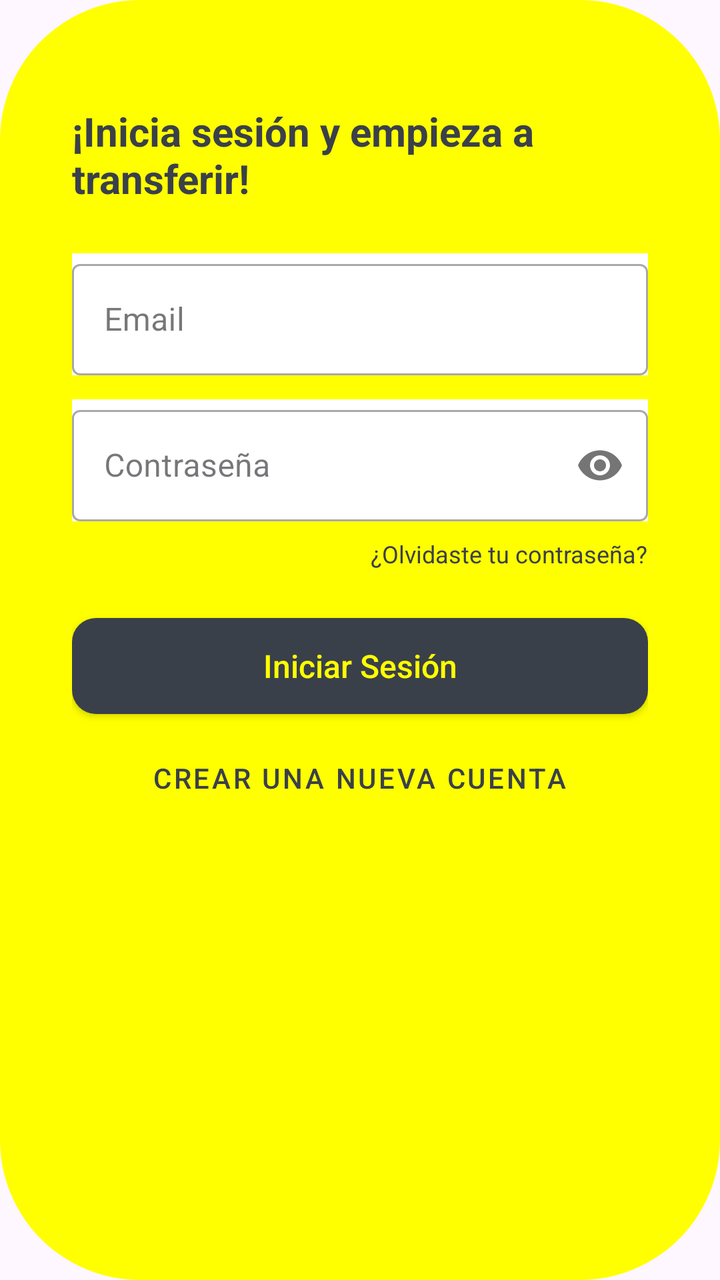
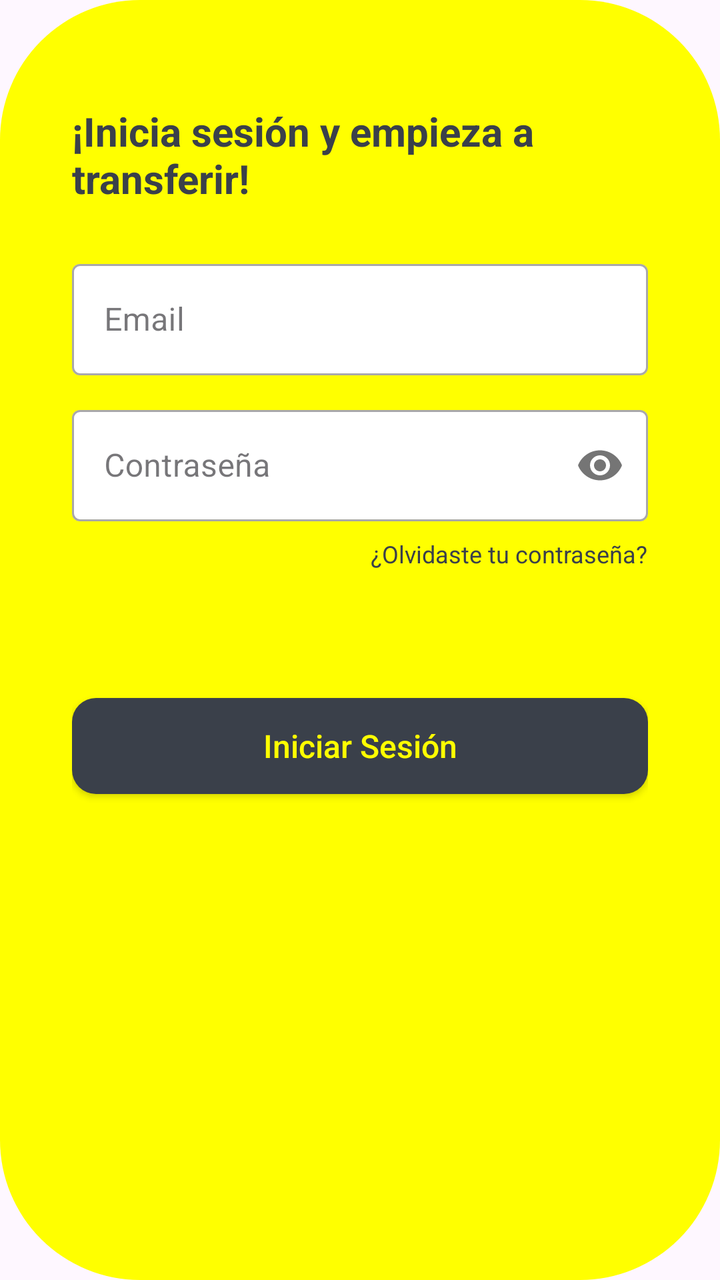

The first picture is an Android layout as it rendered before a commit; the second is the same layout after the commit. The layout source and the unified diff follow.
<!-- AndroidManifest.xml: application theme Theme.AlkeWalletInterface -->
<!-- res/layout/fragment_login.xml -->
<?xml version="1.0" encoding="utf-8"?>
<LinearLayout xmlns:android="http://schemas.android.com/apk/res/android"
    xmlns:app="http://schemas.android.com/apk/res-auto"
    android:layout_width="match_parent"
    android:layout_height="match_parent"
    android:gravity="center_horizontal"
    android:orientation="vertical"
    android:padding="36dp"
    android:background="@drawable/btn_rounded_yellow">

    <TextView
        android:layout_width="wrap_content"
        android:layout_height="wrap_content"
        android:layout_marginTop="16dp"
        android:layout_marginBottom="24dp"
        android:text="¡Inicia sesión y empieza a transferir!"
        android:textColor="#3A404A"
        android:textSize="20sp"
        android:textStyle="bold" />

    
    <com.google.android.material.textfield.TextInputLayout
        style="@style/Widget.MaterialComponents.TextInputLayout.OutlinedBox"
        android:layout_width="match_parent"
        android:layout_height="wrap_content"
        android:background="#FFFFFF"
        android:hint="Email">

        <com.google.android.material.textfield.TextInputEditText
            android:id="@+id/editLoginEmail"
            android:layout_width="match_parent"
            android:layout_height="wrap_content"
            android:inputType="textEmailAddress" />
    </com.google.android.material.textfield.TextInputLayout>

    
    <com.google.android.material.textfield.TextInputLayout
        style="@style/Widget.MaterialComponents.TextInputLayout.OutlinedBox"
        android:layout_width="match_parent"
        android:layout_height="wrap_content"
        android:layout_marginTop="12dp"
        android:background="#FFFFFF"
        android:hint="Contraseña"
        app:passwordToggleEnabled="true">

        <com.google.android.material.textfield.TextInputEditText
            android:id="@+id/editLoginPassword"
            android:layout_width="match_parent"
            android:layout_height="wrap_content"
            android:inputType="textPassword" />
    </com.google.android.material.textfield.TextInputLayout>

    
    <TextView
        android:id="@+id/txtForgotPassword"
        android:layout_width="wrap_content"
        android:layout_height="wrap_content"
        android:layout_gravity="end"
        android:layout_marginTop="8dp"
        android:text="¿Olvidaste tu contraseña?"
        android:textColor="#3A404A"
        android:textSize="12sp" />

    <androidx.appcompat.widget.AppCompatButton
        android:id="@+id/btnLogin"
        android:layout_width="match_parent"
        android:layout_height="wrap_content"
        android:layout_marginTop="24dp"
        android:background="@drawable/btn_rounded_primary"
        android:text="Iniciar Sesión"
        android:textAllCaps="false"
        android:textColor="#FFFF00"
        android:textSize="16sp" />

    
    <Button
        android:id="@+id/btnGoToSignup"
        style="@style/Widget.MaterialComponents.Button.TextButton"
        android:layout_width="wrap_content"
        android:layout_height="wrap_content"
        android:layout_marginTop="8dp"
        android:text="Crear una nueva cuenta"
        android:textColor="#3A404A" />

</LinearLayout>
<!-- resources referenced by this layout -->
<resources>
  <!-- drawable btn_rounded_primary (drawable) -->
  <?xml version="1.0" encoding="utf-8"?>
  <shape xmlns:android="http://schemas.android.com/apk/res/android"
      android:shape="rectangle">
      <solid android:color="#3A404A" /> 
      <corners android:radius="12dp" /> 
  </shape>
  <!-- drawable btn_rounded_yellow (drawable) -->
  <?xml version="1.0" encoding="utf-8"?>
  <shape xmlns:android="http://schemas.android.com/apk/res/android"
      android:shape="rectangle">
      <solid android:color="#FFFF00" />
      <corners android:radius="70dp" />
  </shape>
  <style name="Theme.AlkeWalletInterface" parent="Base.Theme.AlkeWalletInterface" />
  <style name="Base.Theme.AlkeWalletInterface" parent="Theme.Material3.DayNight.NoActionBar">
          
          
      </style>
</resources>

<!-- the commit's change to res/layout/fragment_login.xml (unified diff, before → after) -->
@@ -23,14 +23,19 @@
         style="@style/Widget.MaterialComponents.TextInputLayout.OutlinedBox"
         android:layout_width="match_parent"
         android:layout_height="wrap_content"
-        android:background="#FFFFFF"
+        app:boxBackgroundColor="#FFFFFF"
+        app:boxBackgroundMode="outline"
         android:hint="Email">
 
         <com.google.android.material.textfield.TextInputEditText
-            android:id="@+id/editLoginEmail"
+            android:id="@+id/txtEmail"
             android:layout_width="match_parent"
             android:layout_height="wrap_content"
-            android:inputType="textEmailAddress" />
+            android:inputType="textEmailAddress"
+            android:focusable="true"
+            android:focusableInTouchMode="true"
+            android:clickable="true"
+            android:imeOptions="actionNext" />
     </com.google.android.material.textfield.TextInputLayout>
 
     
@@ -39,18 +44,18 @@
         android:layout_width="match_parent"
         android:layout_height="wrap_content"
         android:layout_marginTop="12dp"
-        android:background="#FFFFFF"
-        android:hint="Contraseña"
-        app:passwordToggleEnabled="true">
+        app:boxBackgroundColor="#FFFFFF"
+        app:boxBackgroundMode="outline"
+        app:passwordToggleEnabled="true"
+        android:hint="Contraseña">
 
         <com.google.android.material.textfield.TextInputEditText
-            android:id="@+id/editLoginPassword"
+            android:id="@+id/txtPassword"
             android:layout_width="match_parent"
             android:layout_height="wrap_content"
             android:inputType="textPassword" />
     </com.google.android.material.textfield.TextInputLayout>
 
-    
     <TextView
         android:id="@+id/txtForgotPassword"
         android:layout_width="wrap_content"
@@ -65,21 +70,11 @@
         android:id="@+id/btnLogin"
         android:layout_width="match_parent"
         android:layout_height="wrap_content"
-        android:layout_marginTop="24dp"
+        android:layout_marginTop="64dp"
         android:background="@drawable/btn_rounded_primary"
         android:text="Iniciar Sesión"
         android:textAllCaps="false"
         android:textColor="#FFFF00"
         android:textSize="16sp" />
 
-    
-    <Button
-        android:id="@+id/btnGoToSignup"
-        style="@style/Widget.MaterialComponents.Button.TextButton"
-        android:layout_width="wrap_content"
-        android:layout_height="wrap_content"
-        android:layout_marginTop="8dp"
-        android:text="Crear una nueva cuenta"
-        android:textColor="#3A404A" />
-
 </LinearLayout>
